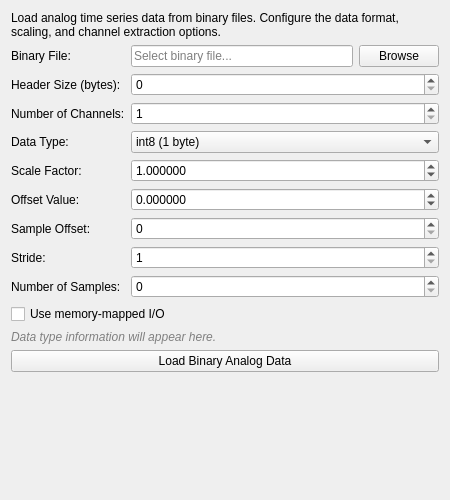
Qt form src/WhiskerToolbox/DataImport_Widget/AnalogTimeSeries/Binary/BinaryAnalogImport_Widget.ui (paulmthompson/WhiskerToolbox) before a commit.
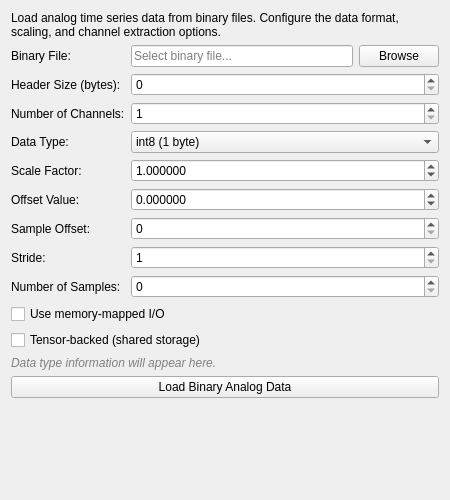
The same form after that commit.

Commit message: multi channel loading to tensor by json

What changed in the file:
```diff
--- a/src/WhiskerToolbox/DataImport_Widget/AnalogTimeSeries/Binary/BinaryAnalogImport_Widget.ui
+++ b/src/WhiskerToolbox/DataImport_Widget/AnalogTimeSeries/Binary/BinaryAnalogImport_Widget.ui
@@ -272,6 +272,19 @@
        </property>
       </widget>
      </item>
+     <item row="10" column="0" colspan="3">
+      <widget class="QCheckBox" name="tensor_backed_checkbox">
+       <property name="text">
+        <string>Tensor-backed (shared storage)</string>
+       </property>
+       <property name="toolTip">
+        <string>Store multi-channel data in a shared TensorData matrix with zero-copy per-channel views. Only effective for in-memory loading with num_channels &gt; 1.</string>
+       </property>
+       <property name="checked">
+        <bool>false</bool>
+       </property>
+      </widget>
+     </item>
     </layout>
    </item>
    <item>
```
The commit also changes 10 other files.
